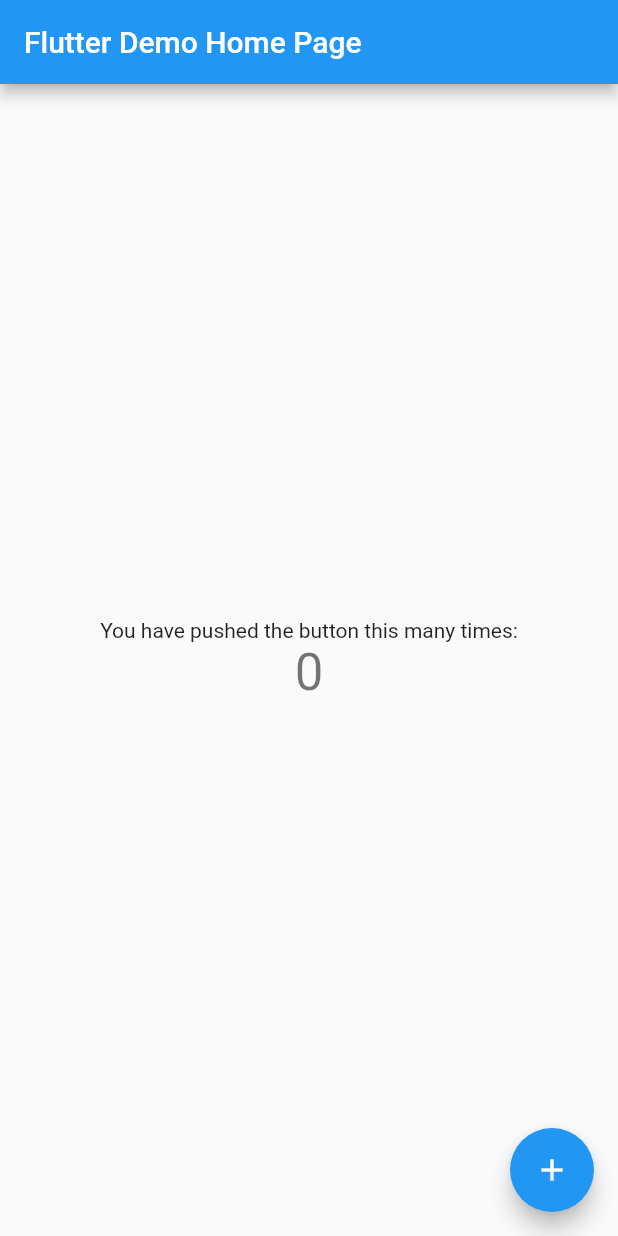
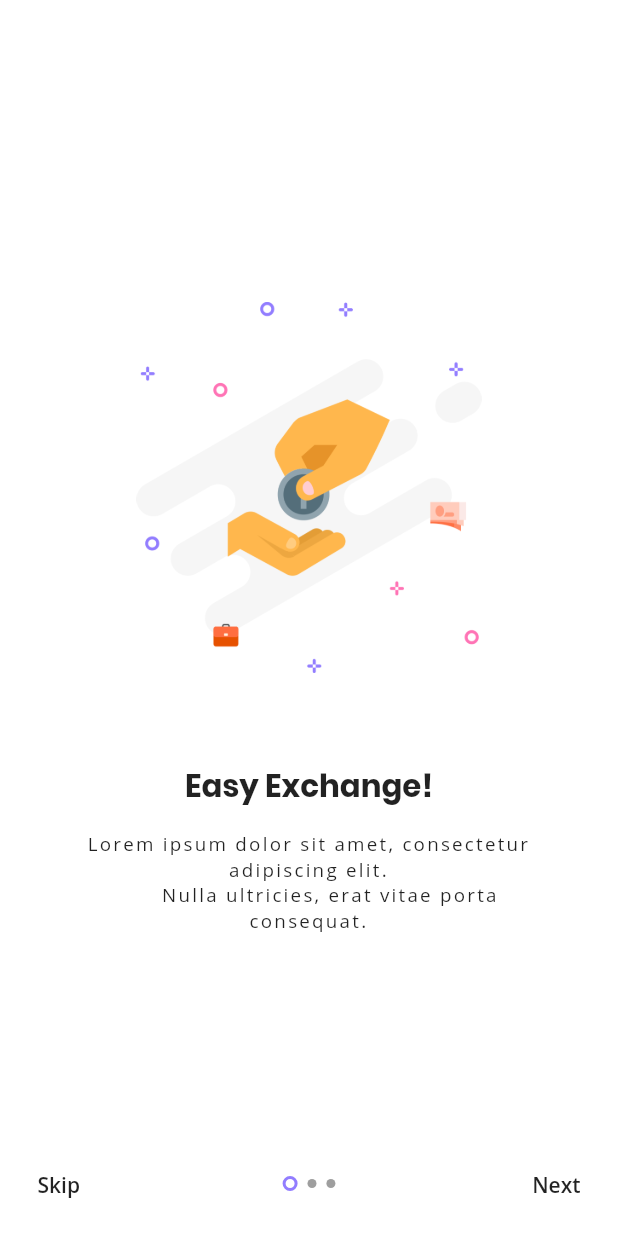
Before and after one commit to vscalcione/onboarding_ui_flutter_demo, a Flutter app: the screen it shows after launch, on a phone screen of 412 x 824 dp. Run offline on Flutter 3.47's test engine with Material 2 defaults, Android fonts, the phone set to English and light mode, and no system bars.

Commit message:
Refactoring code

```diff
--- /dev/null
+++ b/lib/constants/constants.dart
@@ -0,0 +1,12 @@
+class Constants {
+  static const String POPPINS = 'Poppins';
+  static const String OPEN_SANS = 'OpenSans';
+  static const String SKIP = 'Skip';
+  static const String NEXT = 'Next';
+  static const String SLIDER_HEADING_1 = 'Easy Exchange!';
+  static const String SLIDER_HEADING_2 = 'Easy to Use!';
+  static const String SLIDER_HEADING_3 = 'Connect with Others';
+  static const String SLIDER_DESC =
+      '''Lorem ipsum dolor sit amet, consectetur adipiscing elit.
+      Nulla ultricies, erat vitae porta consequat.''';
+}
--- a/lib/main.dart
+++ b/lib/main.dart
@@ -1,115 +1,30 @@
+import 'dart:io';
 import 'package:flutter/material.dart';
+import 'package:flutter/services.dart';
+import 'package:onboarding_ui_flutter_demo/screens/landing_page.dart';
 
-void main() {
-  runApp(const MyApp());
-}
+void main() => runApp(const MyApp());
 
 class MyApp extends StatelessWidget {
   const MyApp({Key? key}) : super(key: key);
 
-  // This widget is the root of your application.
   @override
   Widget build(BuildContext context) {
+    SystemChrome.setSystemUIOverlayStyle(SystemUiOverlayStyle(
+      statusBarColor: Colors.transparent,
+      statusBarIconBrightness: Brightness.dark,
+      statusBarBrightness:
+          Platform.isAndroid ? Brightness.dark : Brightness.light,
+      systemNavigationBarColor: Colors.white,
+      systemNavigationBarDividerColor: Colors.grey,
+      systemNavigationBarIconBrightness: Brightness.dark,
+    ));
     return MaterialApp(
-      title: 'Flutter Demo',
-      theme: ThemeData(
-        // This is the theme of your application.
-        //
-        // Try running your application with "flutter run". You'll see the
-        // application has a blue toolbar. Then, without quitting the app, try
-        // changing the primarySwatch below to Colors.green and then invoke
-        // "hot reload" (press "r" in the console where you ran "flutter run",
-        // or simply save your changes to "hot reload" in a Flutter IDE).
-        // Notice that the counter didn't reset back to zero; the application
-        // is not restarted.
-        primarySwatch: Colors.blue,
-      ),
-      home: const MyHomePage(title: 'Flutter Demo Home Page'),
+      title: '',
+      debugShowCheckedModeBanner: false,
+      theme:
+          ThemeData(primarySwatch: Colors.blue, platform: TargetPlatform.iOS),
+      home: const LandingPage(),
     );
   }
 }
-
-class MyHomePage extends StatefulWidget {
-  const MyHomePage({Key? key, required this.title}) : super(key: key);
-
-  // This widget is the home page of your application. It is stateful, meaning
-  // that it has a State object (defined below) that contains fields that affect
-  // how it looks.
-
-  // This class is the configuration for the state. It holds the values (in this
-  // case the title) provided by the parent (in this case the App widget) and
-  // used by the build method of the State. Fields in a Widget subclass are
-  // always marked "final".
-
-  final String title;
-
-  @override
-  State<MyHomePage> createState() => _MyHomePageState();
-}
-
-class _MyHomePageState extends State<MyHomePage> {
-  int _counter = 0;
-
-  void _incrementCounter() {
-    setState(() {
-      // This call to setState tells the Flutter framework that something has
-      // changed in this State, which causes it to rerun the build method below
-      // so that the display can reflect the updated values. If we changed
-      // _counter without calling setState(), then the build method would not be
-      // called again, and so nothing would appear to happen.
-      _counter++;
-    });
-  }
-
-  @override
-  Widget build(BuildContext context) {
-    // This method is rerun every time setState is called, for instance as done
-    // by the _incrementCounter method above.
-    //
-    // The Flutter framework has been optimized to make rerunning build methods
-    // fast, so that you can just rebuild anything that needs updating rather
-    // than having to individually change instances of widgets.
-    return Scaffold(
-      appBar: AppBar(
-        // Here we take the value from the MyHomePage object that was created by
-        // the App.build method, and use it to set our appbar title.
-        title: Text(widget.title),
-      ),
-      body: Center(
-        // Center is a layout widget. It takes a single child and positions it
-        // in the middle of the parent.
-        child: Column(
-          // Column is also a layout widget. It takes a list of children and
-          // arranges them vertically. By default, it sizes itself to fit its
-          // children horizontally, and tries to be as tall as its parent.
-          //
-          // Invoke "debug painting" (press "p" in the console, choose the
-          // "Toggle Debug Paint" action from the Flutter Inspector in Android
-          // Studio, or the "Toggle Debug Paint" command in Visual Studio Code)
-          // to see the wireframe for each widget.
-          //
-          // Column has various properties to control how it sizes itself and
-          // how it positions its children. Here we use mainAxisAlignment to
-          // center the children vertically; the main axis here is the vertical
-          // axis because Columns are vertical (the cross axis would be
-          // horizontal).
-          mainAxisAlignment: MainAxisAlignment.center,
-          children: <Widget>[
-            const Text(
-              'You have pushed the button this many times:',
-            ),
-            Text(
-              '$_counter',
-              style: Theme.of(context).textTheme.headline4,
-            ),
-          ],
-        ),
-      ),
-      floatingActionButton: FloatingActionButton(
-        onPressed: _incrementCounter,
-        tooltip: 'Increment',
-        child: const Icon(Icons.add),
-      ), // This trailing comma makes auto-formatting nicer for build methods.
-    );
-  }
-}
--- /dev/null
+++ b/lib/model/slider.dart
@@ -0,0 +1,28 @@
+import 'package:flutter/cupertino.dart';
+import 'package:onboarding_ui_flutter_demo/constants/constants.dart';
+
+class Slider {
+  final String sliderImageUrl;
+  final String sliderHeading;
+  final String sliderSubHeading;
+
+  Slider(
+      {required this.sliderImageUrl,
+      required this.sliderHeading,
+      required this.sliderSubHeading});
+}
+
+final sliderArrayList = [
+  Slider(
+      sliderImageUrl: 'assets/images/slider_1.png',
+      sliderHeading: Constants.SLIDER_HEADING_1,
+      sliderSubHeading: Constants.SLIDER_DESC),
+  Slider(
+      sliderImageUrl: 'assets/images/slider_2.png',
+      sliderHeading: Constants.SLIDER_HEADING_2,
+      sliderSubHeading: Constants.SLIDER_DESC),
+  Slider(
+      sliderImageUrl: 'assets/images/slider_3.png',
+      sliderHeading: Constants.SLIDER_HEADING_3,
+      sliderSubHeading: Constants.SLIDER_DESC),
+];
--- /dev/null
+++ b/lib/screens/landing_page.dart
@@ -0,0 +1,26 @@
+import 'package:flutter/cupertino.dart';
+import 'package:flutter/material.dart';
+import 'package:onboarding_ui_flutter_demo/constants/constants.dart';
+import 'package:onboarding_ui_flutter_demo/ui_view/slider_layout_view.dart';
+import 'package:onboarding_ui_flutter_demo/widgets/custom_font.dart';
+
+class LandingPage extends StatefulWidget {
+  const LandingPage({Key? key}) : super(key: key);
+
+  @override
+  State<StatefulWidget> createState() => _LandingPageState();
+}
+
+class _LandingPageState extends State<LandingPage> {
+  @override
+  Widget build(BuildContext context) {
+    return Scaffold(
+      backgroundColor: Colors.white,
+      body: onBoardinBody(),
+    );
+  }
+
+  Widget onBoardinBody() => Container(
+        child: SliderLayoutView(),
+      );
+}
--- /dev/null
+++ b/lib/ui_view/slider_layout_view.dart
@@ -0,0 +1,110 @@
+import 'dart:async';
+
+import 'package:flutter/cupertino.dart';
+import 'package:onboarding_ui_flutter_demo/constants/constants.dart';
+import 'package:onboarding_ui_flutter_demo/model/slider.dart';
+import 'package:onboarding_ui_flutter_demo/widgets/slide_dots.dart';
+import 'package:onboarding_ui_flutter_demo/widgets/slide_items/slide_item.dart';
+
+class SliderLayoutView extends StatefulWidget {
+  const SliderLayoutView({Key? key}) : super(key: key);
+
+  @override
+  State<StatefulWidget> createState() => _SliderLayoutViewState();
+}
+
+class _SliderLayoutViewState extends State<SliderLayoutView> {
+  int _currentPage = 0;
+  final PageController _pageController = PageController(initialPage: 0);
+
+  @override
+  void initState() {
+    super.initState();
+    Timer.periodic(const Duration(seconds: 5), (Timer timer) {
+      if (_currentPage < 2) {
+        _currentPage++;
+      } else {
+        _currentPage = 0;
+      }
+    });
+  }
+
+  @override
+  void dispose() {
+    super.dispose();
+    _pageController.dispose();
+  }
+
+  _onPageChanged(int index) {
+    setState(() {
+      _currentPage = index;
+    });
+  }
+
+  @override
+  Widget build(BuildContext context) => topSliderLayout();
+
+  Widget topSliderLayout() => Container(
+        child: Padding(
+            padding: const EdgeInsets.all(10.0),
+            child: Stack(
+              alignment: AlignmentDirectional.bottomCenter,
+              children: <Widget>[
+                PageView.builder(
+                  scrollDirection: Axis.horizontal,
+                  controller: _pageController,
+                  onPageChanged: _onPageChanged,
+                  itemCount: sliderArrayList.length,
+                  itemBuilder: (ctx, i) => SlideItem(i),
+                ),
+                Stack(
+                  alignment: AlignmentDirectional.topStart,
+                  children: <Widget>[
+                    const Align(
+                      alignment: Alignment.bottomRight,
+                      child: Padding(
+                        padding: EdgeInsets.only(right: 15.0, bottom: 15.0),
+                        child: Text(
+                          Constants.NEXT,
+                          style: TextStyle(
+                            fontFamily: Constants.OPEN_SANS,
+                            fontWeight: FontWeight.w600,
+                            fontSize: 14.0,
+                          ),
+                        ),
+                      ),
+                    ),
+                    const Align(
+                      alignment: Alignment.bottomLeft,
+                      child: Padding(
+                        padding: EdgeInsets.only(left: 15.0, bottom: 15.0),
+                        child: Text(
+                          Constants.SKIP,
+                          style: TextStyle(
+                            fontFamily: Constants.OPEN_SANS,
+                            fontWeight: FontWeight.w600,
+                            fontSize: 14.0,
+                          ),
+                        ),
+                      ),
+                    ),
+                    Container(
+                      alignment: AlignmentDirectional.bottomCenter,
+                      margin: const EdgeInsets.only(bottom: 20.0),
+                      child: Row(
+                        mainAxisAlignment: MainAxisAlignment.center,
+                        children: <Widget>[
+                          for (int i = 0; i < sliderArrayList.length; i++)
+                            if (i == _currentPage)
+                              SlideDots(true)
+                            else
+                              SlideDots(false)
+                        ],
+                      ),
+                    ),
+                  ],
+                )
+              ],
+            )),
+      );
+}
--- /dev/null
+++ b/lib/widgets/custom_font.dart
@@ -0,0 +1,21 @@
+import 'package:flutter/cupertino.dart';
+
+class CustomFont extends StatelessWidget {
+  final inputText, fontSize, fontType;
+  final fontWeight;
+
+  const CustomFont(
+      {this.inputText, this.fontSize, this.fontType, this.fontWeight});
+
+  @override
+  Widget build(BuildContext context) {
+    return Text(
+      inputText,
+      style: TextStyle(
+        fontFamily: fontType,
+        fontWeight: fontWeight,
+        fontSize: fontSize,
+      ),
+    );
+  }
+}
--- /dev/null
+++ b/lib/widgets/slide_dots.dart
@@ -0,0 +1,30 @@
+import 'package:flutter/cupertino.dart';
+import 'package:flutter/material.dart';
+
+class SlideDots extends StatelessWidget {
+  bool isActive;
+  SlideDots(this.isActive, {Key? key}) : super(key: key);
+
+  @override
+  Widget build(BuildContext context) {
+    return AnimatedContainer(
+      duration: const Duration(milliseconds: 150),
+      margin: const EdgeInsets.symmetric(horizontal: 3.3),
+      height: isActive ? 10 : 6,
+      width: isActive ? 10 : 6,
+      decoration: BoxDecoration(
+        color: isActive ? Colors.white : Colors.grey,
+        border: isActive
+            ? Border.all(
+                color: const Color(0xff927DFF),
+                width: 2.0,
+              )
+            : Border.all(
+                color: Colors.transparent,
+                width: 1,
+              ),
+        borderRadius: const BorderRadius.all(Radius.circular(12)),
+      ),
+    );
+  }
+}
--- /dev/null
+++ b/lib/widgets/slide_items/slide_item.dart
@@ -0,0 +1,54 @@
+import 'package:flutter/cupertino.dart';
+import 'package:onboarding_ui_flutter_demo/constants/constants.dart';
+import 'package:onboarding_ui_flutter_demo/model/slider.dart';
+
+class SlideItem extends StatelessWidget {
+  final int index;
+  const SlideItem(this.index);
+
+  @override
+  Widget build(BuildContext context) {
+    return Column(
+      crossAxisAlignment: CrossAxisAlignment.center,
+      mainAxisAlignment: MainAxisAlignment.center,
+      children: <Widget>[
+        Container(
+          height: MediaQuery.of(context).size.width * 0.6,
+          width: MediaQuery.of(context).size.height * 0.4,
+          decoration: BoxDecoration(
+              image: DecorationImage(
+                  image: AssetImage(sliderArrayList[index].sliderImageUrl))),
+        ),
+        const SizedBox(
+          height: 60.0,
+        ),
+        Text(
+          sliderArrayList[index].sliderHeading,
+          style: const TextStyle(
+            fontFamily: Constants.POPPINS,
+            fontWeight: FontWeight.w700,
+            fontSize: 20.5,
+          ),
+        ),
+        const SizedBox(
+          height: 15.0,
+        ),
+        Center(
+          child: Padding(
+            padding: const EdgeInsets.symmetric(horizontal: 40.0),
+            child: Text(
+              sliderArrayList[index].sliderSubHeading,
+              style: const TextStyle(
+                fontFamily: Constants.OPEN_SANS,
+                fontWeight: FontWeight.w500,
+                letterSpacing: 1.5,
+                fontSize: 12.5,
+              ),
+              textAlign: TextAlign.center,
+            ),
+          ),
+        )
+      ],
+    );
+  }
+}
```
Also changed, not shown: pubspec.yaml (+21 -18 lines), assets/fonts/OpenSans-Bold.ttf (added), assets/fonts/OpenSans-Regular.ttf (added), assets/fonts/OpenSans-SemiBold.ttf (added), assets/fonts/Poppins-Bold.ttf (added), assets/fonts/Poppins-Regular.ttf (added), assets/fonts/Poppins-SemiBold.ttf (added), assets/images/slider_1.png (added), assets/images/slider_2.png (added), assets/images/slider_3.png (added).
